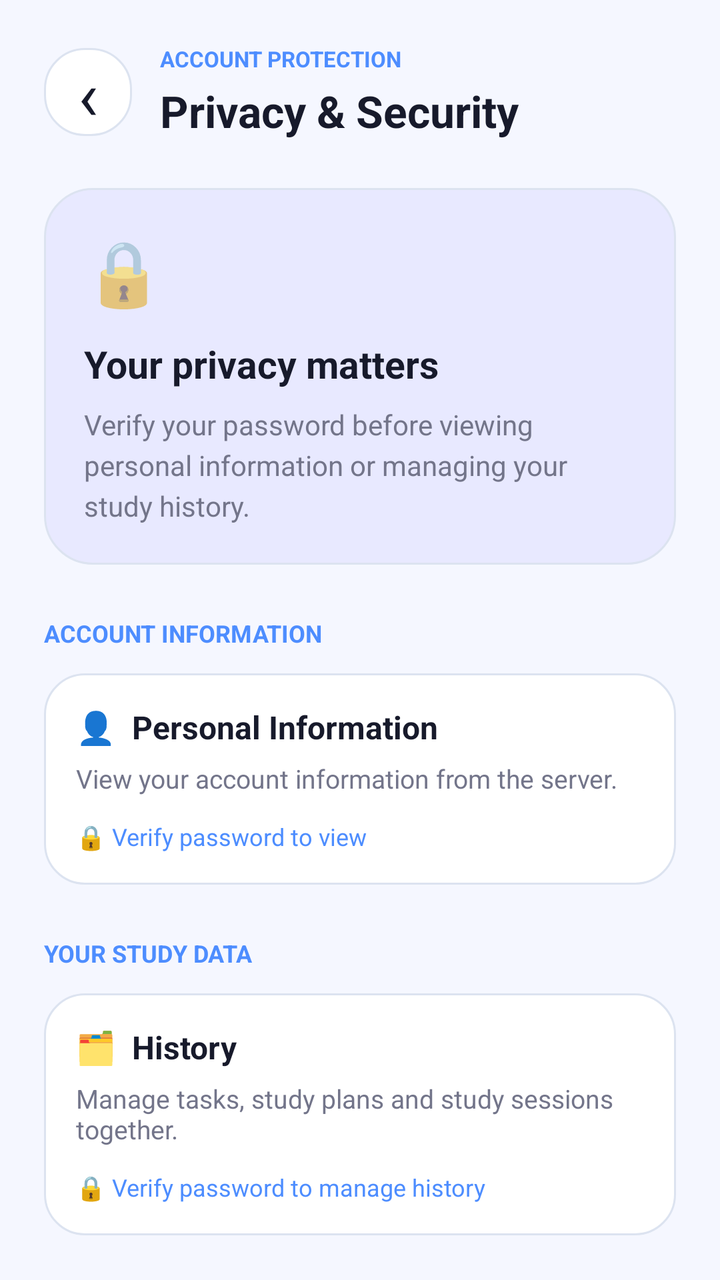
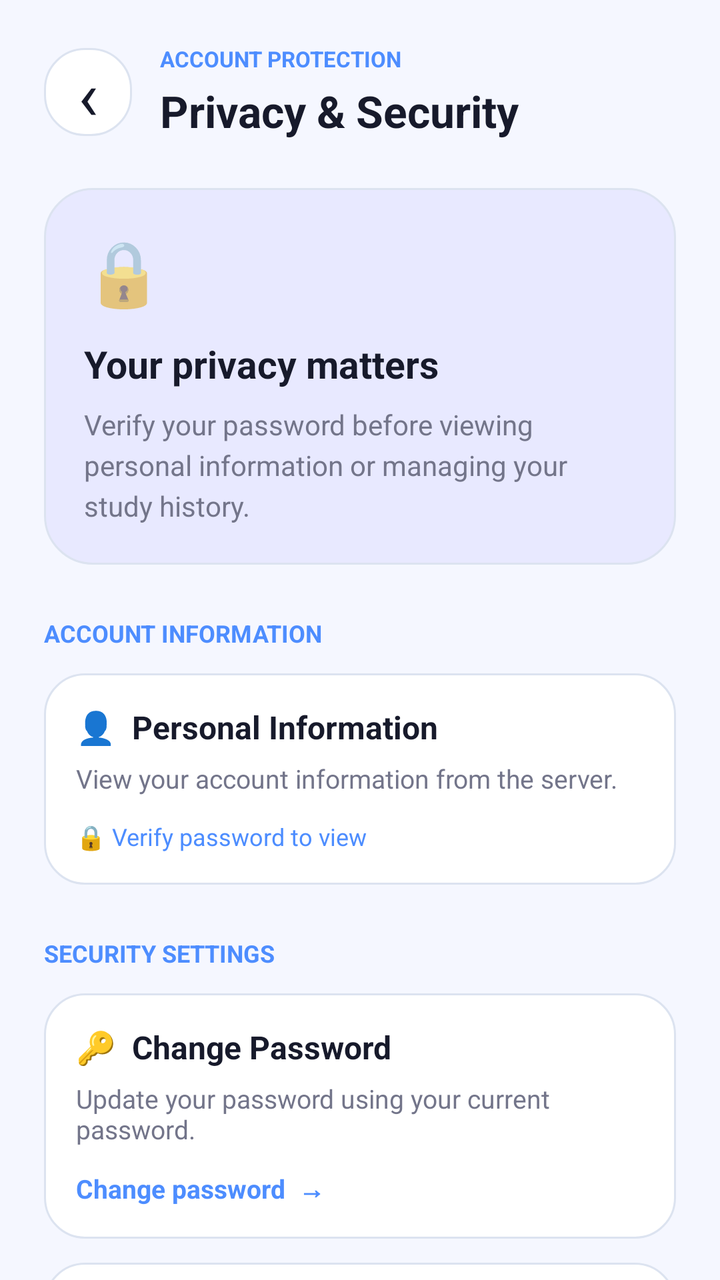

The first picture is an Android layout as it rendered before a commit; the second is the same layout after the commit. The layout source and the unified diff follow.
<!-- AndroidManifest.xml: application theme Theme.AnticiAI -->
<!-- res/layout/fragment_privacy.xml -->
<?xml version="1.0" encoding="utf-8"?>
<ScrollView xmlns:android="http://schemas.android.com/apk/res/android"
    android:layout_width="match_parent"
    android:layout_height="match_parent"
    android:background="@color/app_background"
    android:fillViewport="true"
    android:scrollbars="none">

    <LinearLayout
        android:layout_width="match_parent"
        android:layout_height="wrap_content"
        android:orientation="vertical"
        android:padding="22dp">

        <LinearLayout
            android:layout_width="match_parent"
            android:layout_height="wrap_content"
            android:gravity="center_vertical"
            android:orientation="horizontal"
            android:paddingBottom="24dp">

            <TextView
                android:id="@+id/btnPrivacyBack"
                android:layout_width="44dp"
                android:layout_height="44dp"
                android:background="@drawable/bg_main_card"
                android:clickable="true"
                android:focusable="true"
                android:gravity="center"
                android:text="‹"
                android:textColor="@color/text_primary"
                android:textSize="34sp"
                android:contentDescription="Go back" />

            <LinearLayout
                android:layout_width="0dp"
                android:layout_height="wrap_content"
                android:layout_marginStart="14dp"
                android:layout_weight="1"
                android:orientation="vertical">

                <TextView
                    android:layout_width="wrap_content"
                    android:layout_height="wrap_content"
                    android:text="ACCOUNT PROTECTION"
                    android:textColor="@color/accent_blue"
                    android:textSize="11sp"
                    android:textStyle="bold" />

                <TextView
                    android:layout_width="wrap_content"
                    android:layout_height="wrap_content"
                    android:layout_marginTop="4dp"
                    android:text="Privacy &amp; Security"
                    android:textColor="@color/text_primary"
                    android:textSize="22sp"
                    android:textStyle="bold" />
            </LinearLayout>
        </LinearLayout>

        <LinearLayout
            android:layout_width="match_parent"
            android:layout_height="wrap_content"
            android:background="@drawable/bg_prediction_card"
            android:orientation="vertical"
            android:padding="20dp">

            <TextView
                android:layout_width="wrap_content"
                android:layout_height="wrap_content"
                android:text="🔒"
                android:textSize="32sp" />

            <TextView
                android:layout_width="match_parent"
                android:layout_height="wrap_content"
                android:layout_marginTop="12dp"
                android:text="Your privacy matters"
                android:textColor="@color/text_primary"
                android:textSize="19sp"
                android:textStyle="bold" />

            <TextView
                android:layout_width="match_parent"
                android:layout_height="wrap_content"
                android:layout_marginTop="8dp"
                android:lineSpacingExtra="4dp"
                android:text="Verify your password before viewing personal information or managing your study history."
                android:textColor="@color/text_secondary"
                android:textSize="14sp" />
        </LinearLayout>

        <TextView
            android:layout_width="match_parent"
            android:layout_height="wrap_content"
            android:layout_marginTop="26dp"
            android:layout_marginBottom="12dp"
            android:text="ACCOUNT INFORMATION"
            android:textColor="@color/accent_blue"
            android:textSize="12sp"
            android:textStyle="bold" />

        <LinearLayout
            android:id="@+id/cardPersonalInformation"
            android:layout_width="match_parent"
            android:layout_height="wrap_content"
            android:background="@drawable/bg_main_card"
            android:clickable="true"
            android:focusable="true"
            android:orientation="vertical"
            android:padding="16dp">

            <TextView
                android:layout_width="match_parent"
                android:layout_height="wrap_content"
                android:text="👤  Personal Information"
                android:textColor="@color/text_primary"
                android:textSize="16sp"
                android:textStyle="bold" />

            <TextView
                android:layout_width="match_parent"
                android:layout_height="wrap_content"
                android:layout_marginTop="6dp"
                android:text="View your account information from the server."
                android:textColor="@color/text_secondary"
                android:textSize="13sp" />

            <TextView
                android:id="@+id/tvPersonalPrivacyStatus"
                android:layout_width="match_parent"
                android:layout_height="wrap_content"
                android:layout_marginTop="12dp"
                android:text="🔒 Verify password to view"
                android:textColor="@color/accent_blue"
                android:textSize="12sp" />
        </LinearLayout>

        <TextView
            android:layout_width="match_parent"
            android:layout_height="wrap_content"
            android:layout_marginTop="26dp"
            android:layout_marginBottom="12dp"
            android:text="YOUR STUDY DATA"
            android:textColor="@color/accent_blue"
            android:textSize="12sp"
            android:textStyle="bold" />

        <LinearLayout
            android:id="@+id/cardPrivacyHistory"
            android:layout_width="match_parent"
            android:layout_height="wrap_content"
            android:background="@drawable/bg_main_card"
            android:clickable="true"
            android:focusable="true"
            android:orientation="vertical"
            android:padding="16dp">

            <TextView
                android:layout_width="match_parent"
                android:layout_height="wrap_content"
                android:text="🗂  History"
                android:textColor="@color/text_primary"
                android:textSize="16sp"
                android:textStyle="bold" />

            <TextView
                android:layout_width="match_parent"
                android:layout_height="wrap_content"
                android:layout_marginTop="6dp"
                android:text="Manage tasks, study plans and study sessions together."
                android:textColor="@color/text_secondary"
                android:textSize="13sp" />

            <TextView
                android:id="@+id/tvPrivacyHistoryStatus"
                android:layout_width="match_parent"
                android:layout_height="wrap_content"
                android:layout_marginTop="12dp"
                android:text="🔒 Verify password to manage history"
                android:textColor="@color/accent_blue"
                android:textSize="12sp" />
        </LinearLayout>

        <TextView
            android:layout_width="match_parent"
            android:layout_height="wrap_content"
            android:layout_marginTop="26dp"
            android:layout_marginBottom="12dp"
            android:text="SECURITY TIPS"
            android:textColor="@color/accent_blue"
            android:textSize="12sp"
            android:textStyle="bold" />

        <LinearLayout
            android:layout_width="match_parent"
            android:layout_height="wrap_content"
            android:background="@drawable/bg_main_card"
            android:orientation="vertical"
            android:padding="16dp">

            <TextView
                android:layout_width="match_parent"
                android:layout_height="wrap_content"
                android:text="✓  Use a strong password"
                android:textColor="@color/text_primary"
                android:textSize="14sp" />

            <TextView
                android:layout_width="match_parent"
                android:layout_height="wrap_content"
                android:layout_marginTop="14dp"
                android:text="✓  Never share your password or login token"
                android:textColor="@color/text_primary"
                android:textSize="14sp" />

            <TextView
                android:layout_width="match_parent"
                android:layout_height="wrap_content"
                android:layout_marginTop="14dp"
                android:text="✓  Sign out on shared devices"
                android:textColor="@color/text_primary"
                android:textSize="14sp" />

            <TextView
                android:layout_width="match_parent"
                android:layout_height="wrap_content"
                android:layout_marginTop="14dp"
                android:text="✓  Keep your app updated"
                android:textColor="@color/text_primary"
                android:textSize="14sp" />
        </LinearLayout>

        <TextView
            android:layout_width="match_parent"
            android:layout_height="wrap_content"
            android:layout_marginTop="20dp"
            android:background="@drawable/bg_prediction_card"
            android:lineSpacingExtra="3dp"
            android:padding="16dp"
            android:text="Deleting history permanently removes your selected study records from the server. Your account and personal information remain unchanged."
            android:textColor="@color/text_secondary"
            android:textSize="12sp" />

        <TextView
            android:layout_width="match_parent"
            android:layout_height="wrap_content"
            android:layout_marginTop="18dp"
            android:gravity="center"
            android:text="ANTICI AI  •  PRIVACY &amp; SECURITY"
            android:textColor="@color/text_secondary"
            android:textSize="11sp" />

    </LinearLayout>
</ScrollView>
<!-- resources referenced by this layout -->
<resources>
  <color name="accent_blue">#4D8DFF</color>
  <color name="app_background">#F5F7FF</color>
  <color name="text_primary">#171A2B</color>
  <color name="text_secondary">#73758A</color>
  <!-- drawable bg_main_card (drawable) -->
  <?xml version="1.0" encoding="utf-8"?>
  <shape xmlns:android="http://schemas.android.com/apk/res/android"
      android:shape="rectangle">
  
      <solid android:color="@color/surface_color" />
  
      <corners android:radius="20dp" />
  
      <stroke
          android:width="1dp"
          android:color="@color/border_color" />
  
  </shape>
  <!-- drawable bg_prediction_card (drawable) -->
  <?xml version="1.0" encoding="utf-8"?>
  <shape xmlns:android="http://schemas.android.com/apk/res/android"
      android:shape="rectangle">
  
      <solid android:color="@color/navy" />
  
      <corners android:radius="24dp" />
  
      <stroke
          android:width="1dp"
          android:color="@color/border_color" />
  
  </shape>
  <style name="Theme.AnticiAI" parent="Base.Theme.AnticiAI" />
  <color name="surface_color">#FFFFFF</color>
  <color name="border_color">#DCE3F0</color>
  <color name="navy">#E8E9FF</color>
  <style name="Base.Theme.AnticiAI" parent="Theme.AppCompat.DayNight.NoActionBar">
  
          <item name="colorPrimary">@color/primary</item>
          <item name="colorPrimaryDark">@color/primary_dark</item>
          <item name="colorAccent">@color/accent_blue</item>
  
          <item name="android:windowBackground">@color/app_background</item>
          <item name="android:statusBarColor">@color/app_background</item>
          <item name="android:navigationBarColor">@color/app_background</item>
  
          <item name="android:windowLightStatusBar">false</item>
          <item name="android:windowLightNavigationBar" tools:targetApi="27">false</item>
  
      </style>
  <color name="primary">#635BFF</color>
  <color name="primary_dark">#5147E8</color>
</resources>

<!-- the commit's change to res/layout/fragment_privacy.xml (unified diff, before → after) -->
@@ -12,6 +12,7 @@
         android:orientation="vertical"
         android:padding="22dp">
 
+        
         <LinearLayout
             android:layout_width="match_parent"
             android:layout_height="wrap_content"
@@ -25,12 +26,12 @@
                 android:layout_height="44dp"
                 android:background="@drawable/bg_main_card"
                 android:clickable="true"
+                android:contentDescription="Go back"
                 android:focusable="true"
                 android:gravity="center"
                 android:text="‹"
                 android:textColor="@color/text_primary"
-                android:textSize="34sp"
-                android:contentDescription="Go back" />
+                android:textSize="34sp" />
 
             <LinearLayout
                 android:layout_width="0dp"
@@ -58,6 +59,7 @@
             </LinearLayout>
         </LinearLayout>
 
+        
         <LinearLayout
             android:layout_width="match_parent"
             android:layout_height="wrap_content"
@@ -90,6 +92,7 @@
                 android:textSize="14sp" />
         </LinearLayout>
 
+        
         <TextView
             android:layout_width="match_parent"
             android:layout_height="wrap_content"
@@ -136,6 +139,93 @@
                 android:textSize="12sp" />
         </LinearLayout>
 
+        
+        <TextView
+            android:layout_width="match_parent"
+            android:layout_height="wrap_content"
+            android:layout_marginTop="26dp"
+            android:layout_marginBottom="12dp"
+            android:text="SECURITY SETTINGS"
+            android:textColor="@color/accent_blue"
+            android:textSize="12sp"
+            android:textStyle="bold" />
+
+        
+        <LinearLayout
+            android:id="@+id/cardChangePassword"
+            android:layout_width="match_parent"
+            android:layout_height="wrap_content"
+            android:background="@drawable/bg_main_card"
+            android:clickable="true"
+            android:focusable="true"
+            android:orientation="vertical"
+            android:padding="16dp">
+
+            <TextView
+                android:layout_width="match_parent"
+                android:layout_height="wrap_content"
+                android:text="🔑  Change Password"
+                android:textColor="@color/text_primary"
+                android:textSize="16sp"
+                android:textStyle="bold" />
+
+            <TextView
+                android:layout_width="match_parent"
+                android:layout_height="wrap_content"
+                android:layout_marginTop="6dp"
+                android:text="Update your password using your current password."
+                android:textColor="@color/text_secondary"
+                android:textSize="13sp" />
+
+            <TextView
+                android:layout_width="match_parent"
+                android:layout_height="wrap_content"
+                android:layout_marginTop="12dp"
+                android:text="Change password  →"
+                android:textColor="@color/accent_blue"
+                android:textSize="13sp"
+                android:textStyle="bold" />
+        </LinearLayout>
+
+        
+        <LinearLayout
+            android:id="@+id/cardForgotPassword"
+            android:layout_width="match_parent"
+            android:layout_height="wrap_content"
+            android:layout_marginTop="12dp"
+            android:background="@drawable/bg_main_card"
+            android:clickable="true"
+            android:focusable="true"
+            android:orientation="vertical"
+            android:padding="16dp">
+
+            <TextView
+                android:layout_width="match_parent"
+                android:layout_height="wrap_content"
+                android:text="✉  Forgot Password?"
+                android:textColor="@color/text_primary"
+                android:textSize="16sp"
+                android:textStyle="bold" />
+
+            <TextView
+                android:layout_width="match_parent"
+                android:layout_height="wrap_content"
+                android:layout_marginTop="6dp"
+                android:text="Forgot your current password? Verify your registered email with an OTP and create a new password."
+                android:textColor="@color/text_secondary"
+                android:textSize="13sp" />
+
+            <TextView
+                android:layout_width="match_parent"
+                android:layout_height="wrap_content"
+                android:layout_marginTop="12dp"
+                android:text="Reset using email OTP  →"
+                android:textColor="@color/accent_blue"
+                android:textSize="13sp"
+                android:textStyle="bold" />
+        </LinearLayout>
+
+        
         <TextView
             android:layout_width="match_parent"
             android:layout_height="wrap_content"
@@ -182,6 +272,7 @@
                 android:textSize="12sp" />
         </LinearLayout>
 
+        
         <TextView
             android:layout_width="match_parent"
             android:layout_height="wrap_content"
@@ -231,6 +322,7 @@
                 android:textSize="14sp" />
         </LinearLayout>
 
+        
         <TextView
             android:layout_width="match_parent"
             android:layout_height="wrap_content"
@@ -238,10 +330,11 @@
             android:background="@drawable/bg_prediction_card"
             android:lineSpacingExtra="3dp"
             android:padding="16dp"
-            android:text="Deleting history permanently removes your selected study records from the server. Your account and personal information remain unchanged."
+            android:text="Deleting history permanently removes selected study records from the server. Your account and personal information remain unchanged."
             android:textColor="@color/text_secondary"
             android:textSize="12sp" />
 
+        
         <TextView
             android:layout_width="match_parent"
             android:layout_height="wrap_content"
